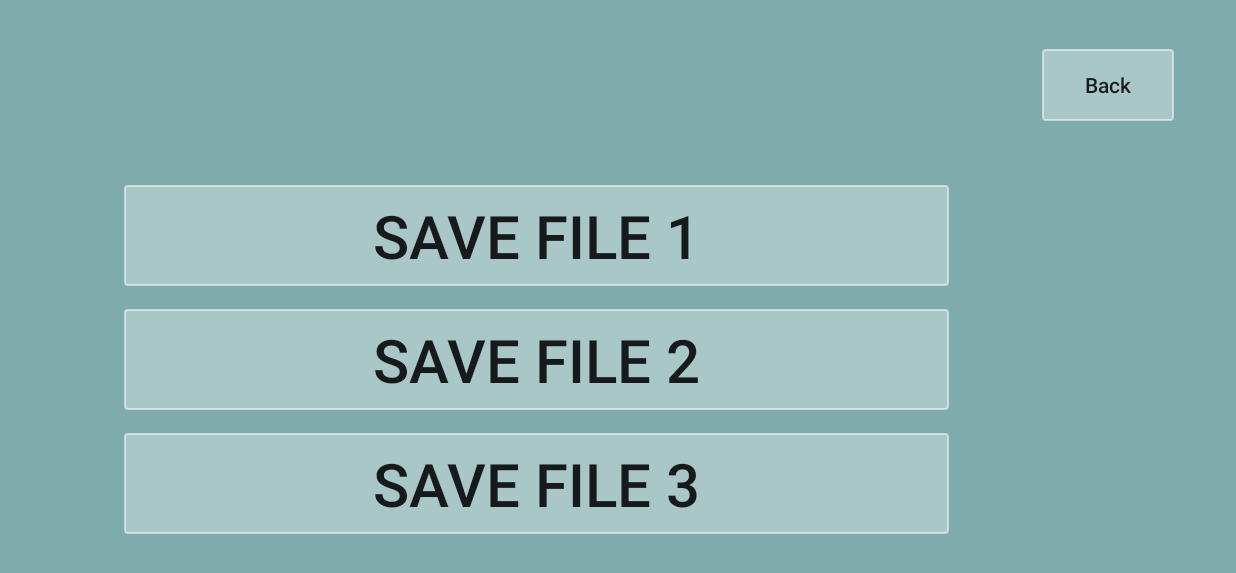
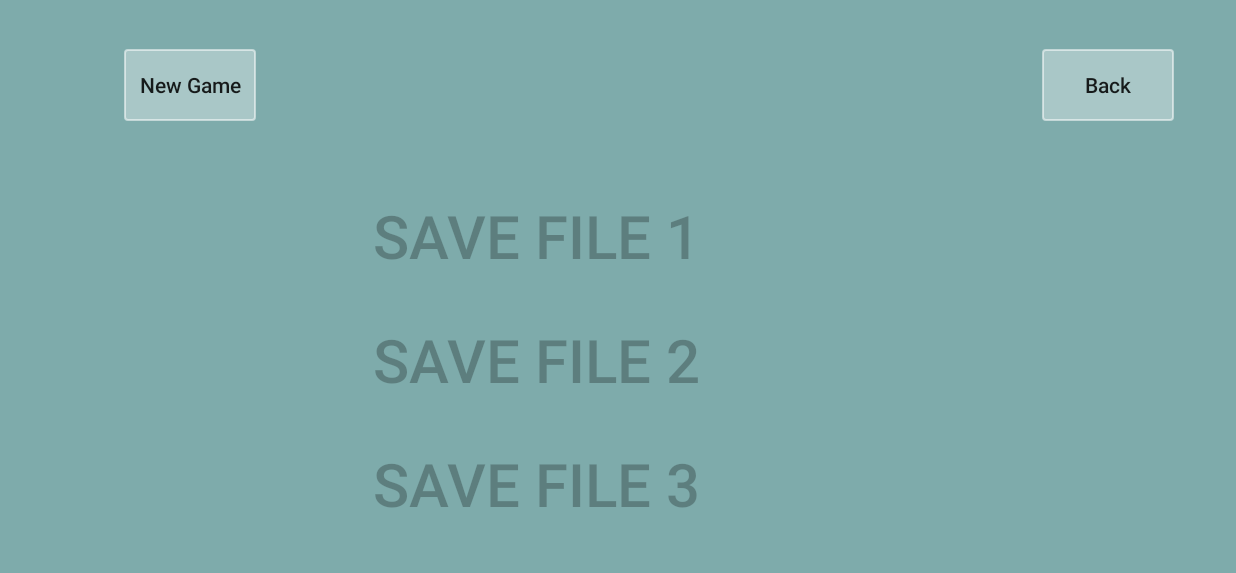
Before and after one commit to 00I00000/InteractiveAudiobookApp, an Android app: the DisplayBooksActivity screen opened directly, with no data from a screen before it, after a tap on "Mount Everest", on a phone screen of 824 x 412 dp (held sideways). Shown: the top 573 px of the screen. Run offline under Robolectric (Android 15) with nearby library versions, the light colour scheme and no system bars.

Commit message:
fixed saving files

```diff
--- a/app/src/main/AndroidManifest.xml
+++ b/app/src/main/AndroidManifest.xml
@@ -30,6 +30,10 @@
             android:name=".SaveFilesActivity"
             android:screenOrientation="userLandscape">
         </activity>
+        <activity
+            android:name=".PlayAudioActivity"
+            android:screenOrientation="userLandscape">
+        </activity>
     </application>
 
 </manifest>
--- a/app/src/main/java/interactiveaa/dm/com/interactiveaudiobookapp/DisplayBooksActivity.java
+++ b/app/src/main/java/interactiveaa/dm/com/interactiveaudiobookapp/DisplayBooksActivity.java
@@ -36,7 +36,7 @@ public class DisplayBooksActivity extends AppCompatActivity {
                 Cover cover = covers[position];
                 Intent intent = new Intent(DisplayBooksActivity.this, SaveFilesActivity.class);
                 Bundle b = new Bundle();
-                b.putInt("key", 1);
+                b.putInt("key", 0);
                 intent.putExtras(b);
                 startActivity(intent);
             }
--- a/app/src/main/java/interactiveaa/dm/com/interactiveaudiobookapp/SaveFilesActivity.java
+++ b/app/src/main/java/interactiveaa/dm/com/interactiveaudiobookapp/SaveFilesActivity.java
@@ -1,6 +1,8 @@
 package interactiveaa.dm.com.interactiveaudiobookapp;
 
+import android.content.Context;
 import android.content.Intent;
+import android.content.SharedPreferences;
 import android.os.Bundle;
 import android.support.v7.app.AppCompatActivity;
 import android.view.View;
@@ -8,6 +10,12 @@ import android.view.WindowManager;
 import android.widget.Button;
 
 public class SaveFilesActivity extends AppCompatActivity {
+
+    private SharedPreferences checkFiles;
+
+    private Button saveBtn1;
+    private Button saveBtn2;
+    private Button saveBtn3;
 
     public void hideNavBar() {
         View decorView = getWindow().getDecorView();
@@ -26,6 +34,46 @@ public class SaveFilesActivity extends AppCompatActivity {
         getWindow().setFlags(WindowManager.LayoutParams.FLAG_FULLSCREEN, WindowManager.LayoutParams.FLAG_FULLSCREEN);
         setContentView(R.layout.save_files);
         hideNavBar();
+        Bundle b = getIntent().getExtras();
+        int book = b.getInt("key");
+        Path.bookIdentifier = book;
+        saveBtn1 = findViewById(R.id.saveFile1);
+        saveBtn2 = findViewById(R.id.saveFile2);
+        saveBtn3 = findViewById(R.id.saveFile3);
+        Button[] btnContainer = {saveBtn1, saveBtn2, saveBtn3};
+        for (int i = 0; i < btnContainer.length; i++) {
+            checkFiles = getSharedPreferences("saveFiles", Context.MODE_PRIVATE);
+            final int value = checkFiles.getInt("saveFile" + (i + 1), -1);
+            if (value != -1) {
+                btnContainer[i].setOnClickListener(new View.OnClickListener() {
+                    @Override
+                    public void onClick(View v) {
+                        Intent intent = new Intent(SaveFilesActivity.this, DisplaySlidesActivity.class);
+                        Bundle b = new Bundle();
+                        b.putInt("key", value);
+                        intent.putExtras(b);
+                        intent.addFlags(Intent.FLAG_ACTIVITY_CLEAR_TOP | Intent.FLAG_ACTIVITY_SINGLE_TOP);
+                        startActivity(intent);
+                        finish();
+                    }
+                });
+            } else {
+                btnContainer[i].setEnabled(false);
+            }
+        }
+        Button newGame = findViewById(R.id.newGameBtn);
+        newGame.setOnClickListener(new View.OnClickListener() {
+            @Override
+            public void onClick(View v) {
+                Intent intent = new Intent(SaveFilesActivity.this, PlayAudioActivity.class);
+                Bundle b = new Bundle();
+                b.putInt("key", 1);
+                intent.putExtras(b);
+                intent.setFlags(Intent.FLAG_ACTIVITY_CLEAR_TOP | Intent.FLAG_ACTIVITY_SINGLE_TOP);
+                startActivity(intent);
+                finish();
+            }
+        });
         Button back = findViewById(R.id.backBtn);
         back.setOnClickListener(new View.OnClickListener() {
             @Override
@@ -35,17 +83,11 @@ public class SaveFilesActivity extends AppCompatActivity {
         });
     }
 
-    /* These used to finish MainActivity
-        back.setOnClickListener(new View.OnClickListener() {
-            @Override
-            public void onClick(View v) {
-                Intent intent = new Intent(SaveFilesActivity.this, PlayAudioActivity.class);
-                Intent finishAct = new Intent("finish");
-                sendBroadcast(finishAct);
-                startActivity(finishAct);
-                finish();
-            }
-        });
-        */
+    @Override
+    protected void onResume() {
+        super.onResume();
+        getWindow().setFlags(WindowManager.LayoutParams.FLAG_FULLSCREEN, WindowManager.LayoutParams.FLAG_FULLSCREEN);
+        hideNavBar();
+    }
 
 }
--- a/app/src/main/res/layout/save_files.xml
+++ b/app/src/main/res/layout/save_files.xml
@@ -46,6 +46,16 @@
         app:layout_constraintTop_toBottomOf="@id/guideline14"
         app:layout_constraintRight_toLeftOf="@id/guideline13" />
 
+    <Button
+        android:id="@+id/newGameBtn"
+        android:layout_width="wrap_content"
+        android:layout_height="wrap_content"
+        android:text="New Game"
+        android:textAllCaps="false"
+        android:background="@drawable/button"
+        app:layout_constraintTop_toBottomOf="@id/guideline14"
+        app:layout_constraintLeft_toLeftOf="@id/guideline11"/>
+
     <android.support.constraint.Guideline
         android:id="@+id/guideline8"
         android:layout_width="wrap_content"
@@ -72,7 +82,7 @@
         android:layout_width="wrap_content"
         android:layout_height="wrap_content"
         android:orientation="vertical"
-        app:layout_constraintGuide_percent="0.1" />
+        app:layout_constraintGuide_percent="0.10" />
 
     <android.support.constraint.Guideline
         android:id="@+id/guideline12"
```
Also changed, not shown: app/src/main/java/interactiveaa/dm/com/interactiveaudiobookapp/DisplaySlidesActivity.java (+12 -0 lines), app/src/main/java/interactiveaa/dm/com/interactiveaudiobookapp/MainActivity.java (+6 -10 lines), app/src/main/java/interactiveaa/dm/com/interactiveaudiobookapp/Path.java (+12 -3 lines), app/src/main/java/interactiveaa/dm/com/interactiveaudiobookapp/PauseButtonFragment.java (+11 -5 lines), app/src/main/java/interactiveaa/dm/com/interactiveaudiobookapp/PauseSaveActivity.java (+44 -52 lines), app/src/main/java/interactiveaa/dm/com/interactiveaudiobookapp/PlayAudioActivity.java (+41 -0 lines).
